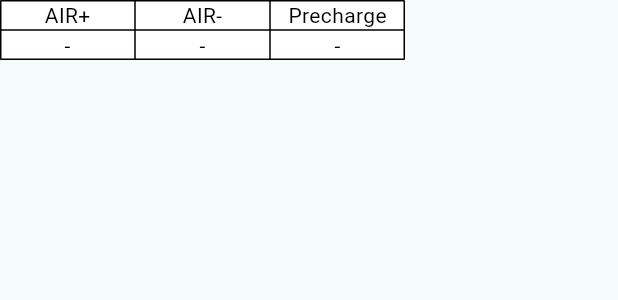
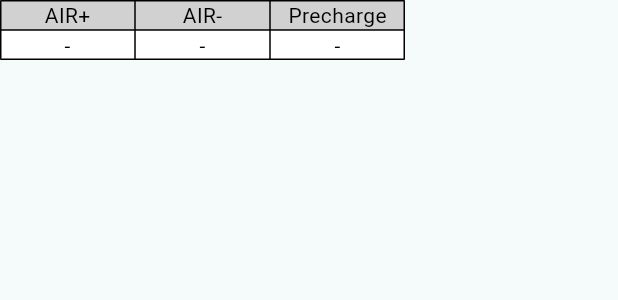
Before and after one commit to Formula-Electric-Berkeley/BMS_Serial_Monitor_SN4, a Flutter app: the InfoTableRelay widget shown alone on an empty page, opened directly, on a phone screen of 412 x 824 dp. Shown: the top 300 px of the screen. Run offline on Flutter 3.47's test engine with Material 3 defaults, Android fonts, the phone set to English and light mode, and no system bars; our stand-ins replace dropdown_button2; missing offline and left inert: flutter_libserialport.

Commit message:
Update table header color

```diff
--- a/lib/info_table/info_table_entry.dart
+++ b/lib/info_table/info_table_entry.dart
@@ -5,13 +5,14 @@ import 'package:serial_monitor/info_table/info_table.dart';
 abstract final class InfoTableColors {
   // Background colors
   static const Color defaultBgColor = Colors.white;
+  static const Color headerBgColor = Color.fromARGB(255, 209, 209, 209);
   static const Color bank0BgColor = Color.fromARGB(255, 225, 225, 225);
   static const Color bank1BgColor = Colors.white;
-  static const Color outOfRangeBgColor = Colors.red;
+  static const Color outOfRangeBgColor = Colors.redAccent;
   static const Color locateBgColor = Colors.orange;
   static const Color balanceBgColor = Colors.blue;
-  static const Color relayOpenBgColor = Colors.green;
-  static const Color relayClosedBgColor = Colors.red;
+  static const Color relayOpenBgColor = Colors.lightGreen;
+  static const Color relayClosedBgColor = Colors.redAccent;
 
   // Text colors
   static const Color defaultTextColor = Colors.black;
--- a/lib/info_table/info_table_ivt.dart
+++ b/lib/info_table/info_table_ivt.dart
@@ -31,10 +31,26 @@ class _InfoTableIVTState extends State<InfoTableIVT> {
     return InfoTable(
       entries: [
         [
-          InfoTableEntry(text: 'I', width: entryWidth),
-          InfoTableEntry(text: 'V1', width: entryWidth),
-          InfoTableEntry(text: 'V2', width: entryWidth),
-          InfoTableEntry(text: 'V3', width: entryWidth),
+          InfoTableEntry(
+            text: 'I',
+            bgColor: InfoTableColors.headerBgColor,
+            width: entryWidth,
+          ),
+          InfoTableEntry(
+            text: 'V1',
+            bgColor: InfoTableColors.headerBgColor,
+            width: entryWidth,
+          ),
+          InfoTableEntry(
+            text: 'V2',
+            bgColor: InfoTableColors.headerBgColor,
+            width: entryWidth,
+          ),
+          InfoTableEntry(
+            text: 'V3',
+            bgColor: InfoTableColors.headerBgColor,
+            width: entryWidth,
+          ),
         ],
         [
           InfoTableEntry(text: ivtData.stringOfCurrent),
--- a/lib/info_table/info_table_relay.dart
+++ b/lib/info_table/info_table_relay.dart
@@ -37,9 +37,21 @@ class _InfoTableRelayState extends State<InfoTableRelay> {
     return InfoTable(
       entries: [
         [
-          InfoTableEntry(text: 'AIR+', width: entryWidth),
-          InfoTableEntry(text: 'AIR-', width: entryWidth),
-          InfoTableEntry(text: 'Precharge', width: entryWidth),
+          InfoTableEntry(
+            text: 'AIR+',
+            bgColor: InfoTableColors.headerBgColor,
+            width: entryWidth,
+          ),
+          InfoTableEntry(
+            text: 'AIR-',
+            bgColor: InfoTableColors.headerBgColor,
+            width: entryWidth,
+          ),
+          InfoTableEntry(
+            text: 'Precharge',
+            bgColor: InfoTableColors.headerBgColor,
+            width: entryWidth,
+          ),
         ],
         [
           InfoTableEntry(
--- a/lib/info_table/info_table_vt.dart
+++ b/lib/info_table/info_table_vt.dart
@@ -19,7 +19,7 @@ class InfoTableVT extends StatefulWidget {
 class _InfoTableVTState extends State<InfoTableVT> {
   final List<Color> bankNoBgColor = List.filled(
     Constants.numBanks * 2,
-    InfoTableColors.defaultBgColor,
+    InfoTableColors.headerBgColor,
   );
   final List<Color> cellNoBgColor = List.filled(
     Constants.numCellsPerBank,
@@ -44,7 +44,7 @@ class _InfoTableVTState extends State<InfoTableVT> {
   /// Table header widgets.
   List<Widget> header() {
     return [
-      InfoTableEntry(text: 'Cell No.'),
+      InfoTableEntry(text: 'Cell No.', bgColor: InfoTableColors.headerBgColor),
       ...List.generate(Constants.numBanks * 2, (index) {
         int bank = index ~/ 2 + 1;
         String entryTypeChar = index % 2 == 0 ? 'V' : 'T';
@@ -108,7 +108,7 @@ class _InfoTableVTState extends State<InfoTableVT> {
         }
         if (bankNoBgColor[colIndex] == InfoTableColors.locateBgColor) {
           setState(() {
-            bankNoBgColor[colIndex] = InfoTableColors.defaultBgColor;
+            bankNoBgColor[colIndex] = InfoTableColors.headerBgColor;
           });
         }
       }
@@ -127,7 +127,7 @@ class _InfoTableVTState extends State<InfoTableVT> {
       }
       if (bankNoBgColor[colIndex] == InfoTableColors.locateBgColor) {
         setState(
-          () => bankNoBgColor[colIndex] = InfoTableColors.defaultBgColor,
+          () => bankNoBgColor[colIndex] = InfoTableColors.headerBgColor,
         );
       }
     }
--- a/lib/info_table/info_table_vt_stats.dart
+++ b/lib/info_table/info_table_vt_stats.dart
@@ -30,9 +30,21 @@ class _InfoTableVTStatsState extends State<InfoTableVTStats> {
     return InfoTable(
       entries: [
         [
-          InfoTableEntry(text: 'Statistic', width: entryWidth),
-          InfoTableEntry(text: 'Voltage', width: entryWidth),
-          InfoTableEntry(text: 'Temperature', width: entryWidth),
+          InfoTableEntry(
+            text: 'Statistic',
+            bgColor: InfoTableColors.headerBgColor,
+            width: entryWidth,
+          ),
+          InfoTableEntry(
+            text: 'Voltage',
+            bgColor: InfoTableColors.headerBgColor,
+            width: entryWidth,
+          ),
+          InfoTableEntry(
+            text: 'Temperature',
+            bgColor: InfoTableColors.headerBgColor,
+            width: entryWidth,
+          ),
         ],
         [
           InfoTableEntry(text: 'Minimum'),
```
